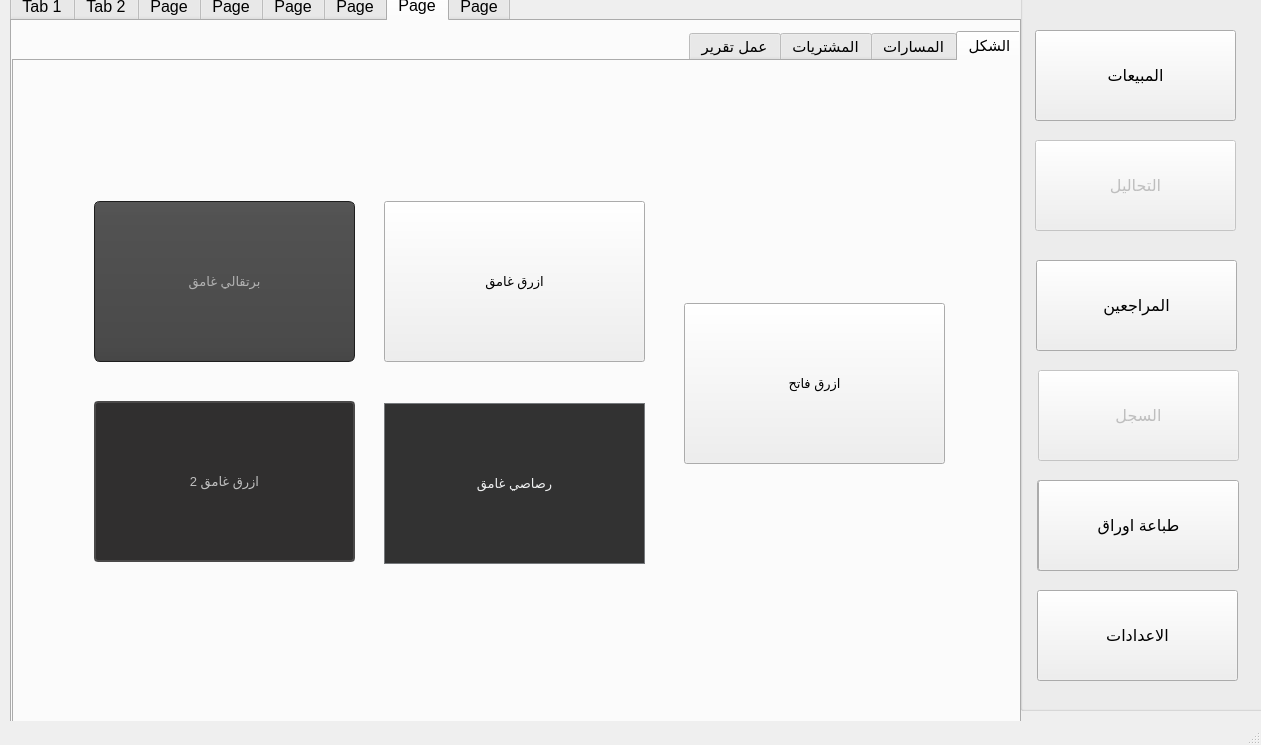
ameer810/analyst-pyqt5-project, file design.ui: the form before one commit.
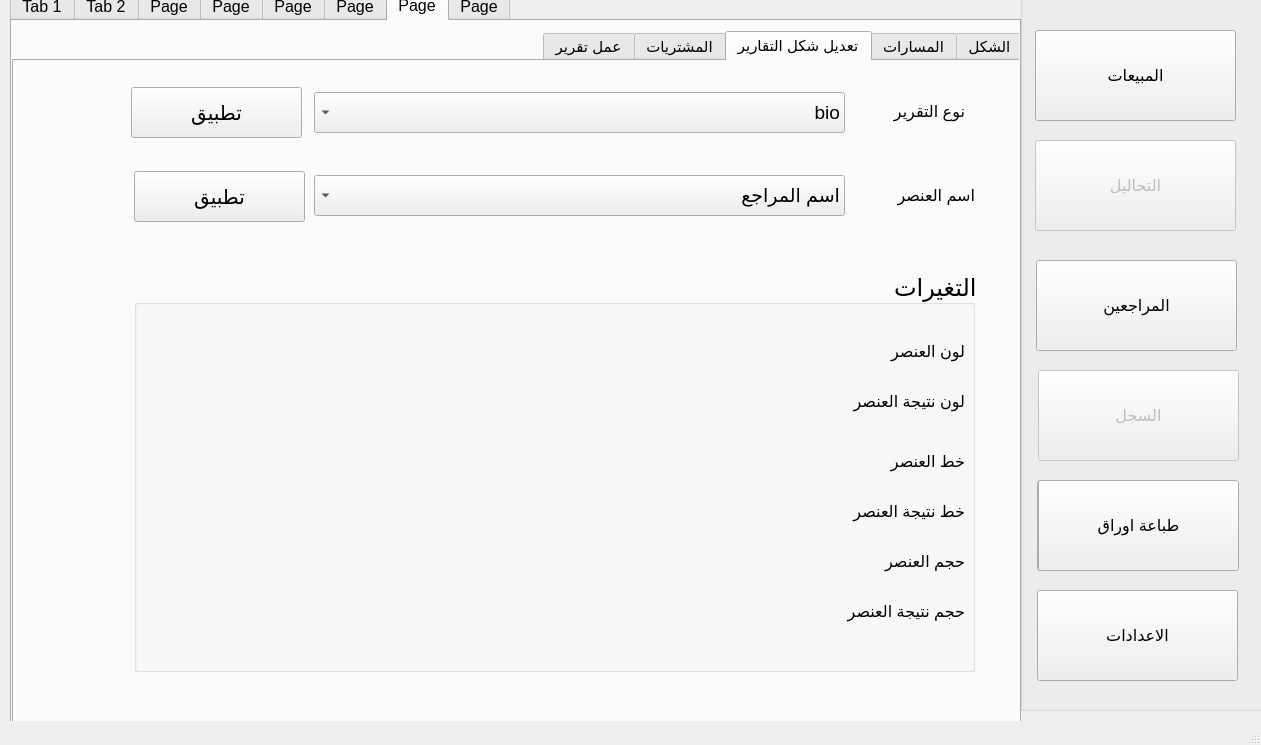
The form after the commit. The open tabs and pages were chosen to show the change. Icons and pictures are not drawn.

The edit to the form file:
```diff
--- a/design.ui
+++ b/design.ui
@@ -4869,7 +4869,7 @@
        <string notr="true"/>
       </property>
       <property name="currentIndex">
-       <number>0</number>
+       <number>2</number>
       </property>
       <widget class="QWidget" name="tab_14">
        <attribute name="title">
@@ -9210,6 +9210,339 @@
         </property>
        </widget>
       </widget>
+      <widget class="QWidget" name="tab_13">
+       <attribute name="title">
+        <string>تعديل شكل التقارير</string>
+       </attribute>
+       <widget class="QComboBox" name="comboBox_28">
+        <property name="geometry">
+         <rect>
+          <x>300</x>
+          <y>31</y>
+          <width>531</width>
+          <height>41</height>
+         </rect>
+        </property>
+        <property name="font">
+         <font>
+          <pointsize>14</pointsize>
+         </font>
+        </property>
+        <property name="layoutDirection">
+         <enum>Qt::RightToLeft</enum>
+        </property>
+        <property name="duplicatesEnabled">
+         <bool>false</bool>
+        </property>
+        <item>
+         <property name="text">
+          <string>bio</string>
+         </property>
+        </item>
+        <item>
+         <property name="text">
+          <string>GSE</string>
+         </property>
+        </item>
+        <item>
+         <property name="text">
+          <string>GUE</string>
+         </property>
+        </item>
+        <item>
+         <property name="text">
+          <string>hematology</string>
+         </property>
+        </item>
+        <item>
+         <property name="text">
+          <string>هرمونات مشترك</string>
+         </property>
+        </item>
+        <item>
+         <property name="text">
+          <string>SFA</string>
+         </property>
+        </item>
+       </widget>
+       <widget class="QLabel" name="label_21">
+        <property name="geometry">
+         <rect>
+          <x>840</x>
+          <y>30</y>
+          <width>111</width>
+          <height>41</height>
+         </rect>
+        </property>
+        <property name="font">
+         <font>
+          <family>Segoe UI</family>
+          <pointsize>12</pointsize>
+          <weight>50</weight>
+          <bold>false</bold>
+         </font>
+        </property>
+        <property name="text">
+         <string>نوع التقرير</string>
+        </property>
+       </widget>
+       <widget class="QPushButton" name="pushButton_37">
+        <property name="enabled">
+         <bool>true</bool>
+        </property>
+        <property name="geometry">
+         <rect>
+          <x>117</x>
+          <y>26</y>
+          <width>171</width>
+          <height>51</height>
+         </rect>
+        </property>
+        <property name="font">
+         <font>
+          <family>Segoe UI</family>
+          <pointsize>15</pointsize>
+          <weight>50</weight>
+          <bold>false</bold>
+         </font>
+        </property>
+        <property name="text">
+         <string>تطبيق</string>
+        </property>
+       </widget>
+       <widget class="QComboBox" name="comboBox_29">
+        <property name="geometry">
+         <rect>
+          <x>300</x>
+          <y>114</y>
+          <width>531</width>
+          <height>41</height>
+         </rect>
+        </property>
+        <property name="font">
+         <font>
+          <pointsize>14</pointsize>
+         </font>
+        </property>
+        <property name="layoutDirection">
+         <enum>Qt::RightToLeft</enum>
+        </property>
+        <property name="duplicatesEnabled">
+         <bool>false</bool>
+        </property>
+        <item>
+         <property name="text">
+          <string>اسم المراجع</string>
+         </property>
+        </item>
+        <item>
+         <property name="text">
+          <string>اسم الدكتور</string>
+         </property>
+        </item>
+        <item>
+         <property name="text">
+          <string>التاريخ</string>
+         </property>
+        </item>
+       </widget>
+       <widget class="QLabel" name="label_22">
+        <property name="geometry">
+         <rect>
+          <x>850</x>
+          <y>114</y>
+          <width>111</width>
+          <height>41</height>
+         </rect>
+        </property>
+        <property name="font">
+         <font>
+          <family>Segoe UI</family>
+          <pointsize>12</pointsize>
+          <weight>50</weight>
+          <bold>false</bold>
+         </font>
+        </property>
+        <property name="text">
+         <string>اسم العنصر</string>
+        </property>
+       </widget>
+       <widget class="QPushButton" name="pushButton_38">
+        <property name="enabled">
+         <bool>true</bool>
+        </property>
+        <property name="geometry">
+         <rect>
+          <x>120</x>
+          <y>110</y>
+          <width>171</width>
+          <height>51</height>
+         </rect>
+        </property>
+        <property name="font">
+         <font>
+          <family>Segoe UI</family>
+          <pointsize>15</pointsize>
+          <weight>50</weight>
+          <bold>false</bold>
+         </font>
+        </property>
+        <property name="text">
+         <string>تطبيق</string>
+        </property>
+       </widget>
+       <widget class="QGroupBox" name="groupBox_12">
+        <property name="geometry">
+         <rect>
+          <x>120</x>
+          <y>210</y>
+          <width>841</width>
+          <height>401</height>
+         </rect>
+        </property>
+        <property name="font">
+         <font>
+          <family>Segoe UI</family>
+          <pointsize>18</pointsize>
+         </font>
+        </property>
+        <property name="title">
+         <string>التغيرات</string>
+        </property>
+        <property name="alignment">
+         <set>Qt::AlignLeading|Qt::AlignLeft|Qt::AlignVCenter</set>
+        </property>
+        <property name="flat">
+         <bool>false</bool>
+        </property>
+        <widget class="QLabel" name="label_23">
+         <property name="geometry">
+          <rect>
+           <x>720</x>
+           <y>60</y>
+           <width>111</width>
+           <height>41</height>
+          </rect>
+         </property>
+         <property name="font">
+          <font>
+           <family>Segoe UI</family>
+           <pointsize>12</pointsize>
+           <weight>50</weight>
+           <bold>false</bold>
+          </font>
+         </property>
+         <property name="text">
+          <string>لون العنصر</string>
+         </property>
+        </widget>
+        <widget class="QLabel" name="label_24">
+         <property name="geometry">
+          <rect>
+           <x>680</x>
+           <y>110</y>
+           <width>151</width>
+           <height>41</height>
+          </rect>
+         </property>
+         <property name="font">
+          <font>
+           <family>Segoe UI</family>
+           <pointsize>12</pointsize>
+           <weight>50</weight>
+           <bold>false</bold>
+          </font>
+         </property>
+         <property name="text">
+          <string>لون نتيجة العنصر</string>
+         </property>
+        </widget>
+        <widget class="QLabel" name="label_25">
+         <property name="geometry">
+          <rect>
+           <x>720</x>
+           <y>170</y>
+           <width>111</width>
+           <height>41</height>
+          </rect>
+         </property>
+         <property name="font">
+          <font>
+           <family>Segoe UI</family>
+           <pointsize>12</pointsize>
+           <weight>50</weight>
+           <bold>false</bold>
+          </font>
+         </property>
+         <property name="text">
+          <string>خط العنصر</string>
+         </property>
+        </widget>
+        <widget class="QLabel" name="label_26">
+         <property name="geometry">
+          <rect>
+           <x>690</x>
+           <y>220</y>
+           <width>141</width>
+           <height>41</height>
+          </rect>
+         </property>
+         <property name="font">
+          <font>
+           <family>Segoe UI</family>
+           <pointsize>12</pointsize>
+           <weight>50</weight>
+           <bold>false</bold>
+          </font>
+         </property>
+         <property name="text">
+          <string>خط نتيجة العنصر</string>
+         </property>
+        </widget>
+        <widget class="QLabel" name="label_27">
+         <property name="geometry">
+          <rect>
+           <x>720</x>
+           <y>270</y>
+           <width>111</width>
+           <height>41</height>
+          </rect>
+         </property>
+         <property name="font">
+          <font>
+           <family>Segoe UI</family>
+           <pointsize>12</pointsize>
+           <weight>50</weight>
+           <bold>false</bold>
+          </font>
+         </property>
+         <property name="text">
+          <string>حجم العنصر</string>
+         </property>
+        </widget>
+        <widget class="QLabel" name="label_28">
+         <property name="geometry">
+          <rect>
+           <x>670</x>
+           <y>320</y>
+           <width>161</width>
+           <height>41</height>
+          </rect>
+         </property>
+         <property name="font">
+          <font>
+           <family>Segoe UI</family>
+           <pointsize>12</pointsize>
+           <weight>50</weight>
+           <bold>false</bold>
+          </font>
+         </property>
+         <property name="text">
+          <string>حجم نتيجة العنصر</string>
+         </property>
+        </widget>
+       </widget>
+      </widget>
       <widget class="QWidget" name="tab_15">
        <attribute name="title">
         <string>المشتريات</string>
```
Left out of the diff: 38 changed lines with no effect on the pictures.
